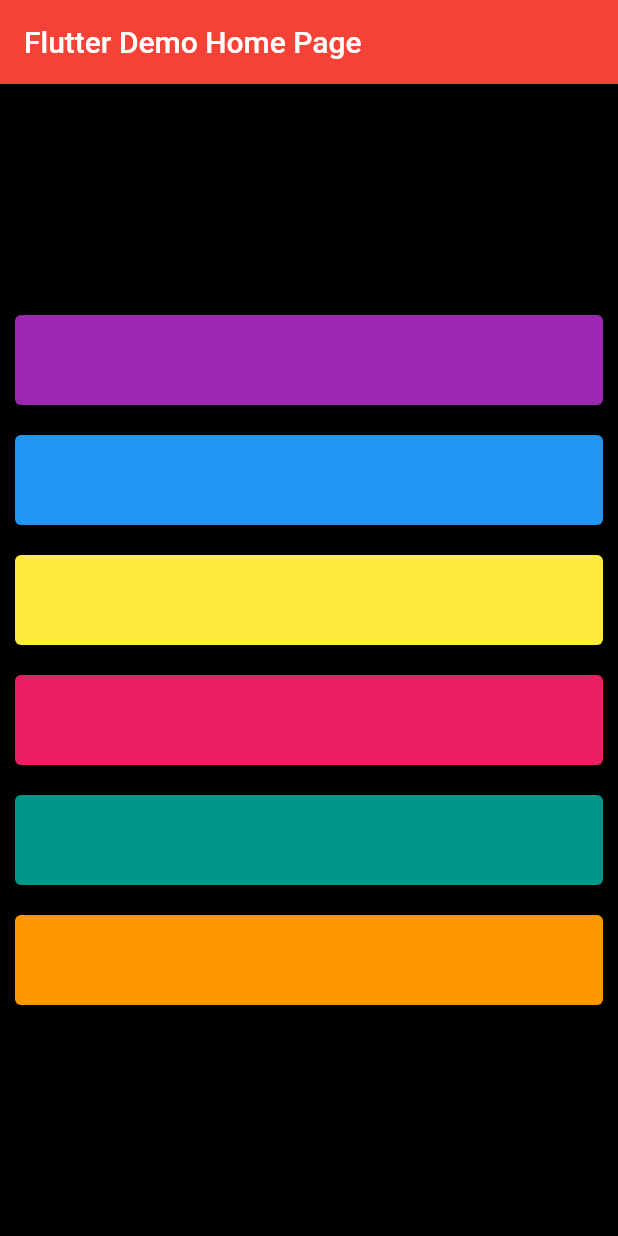
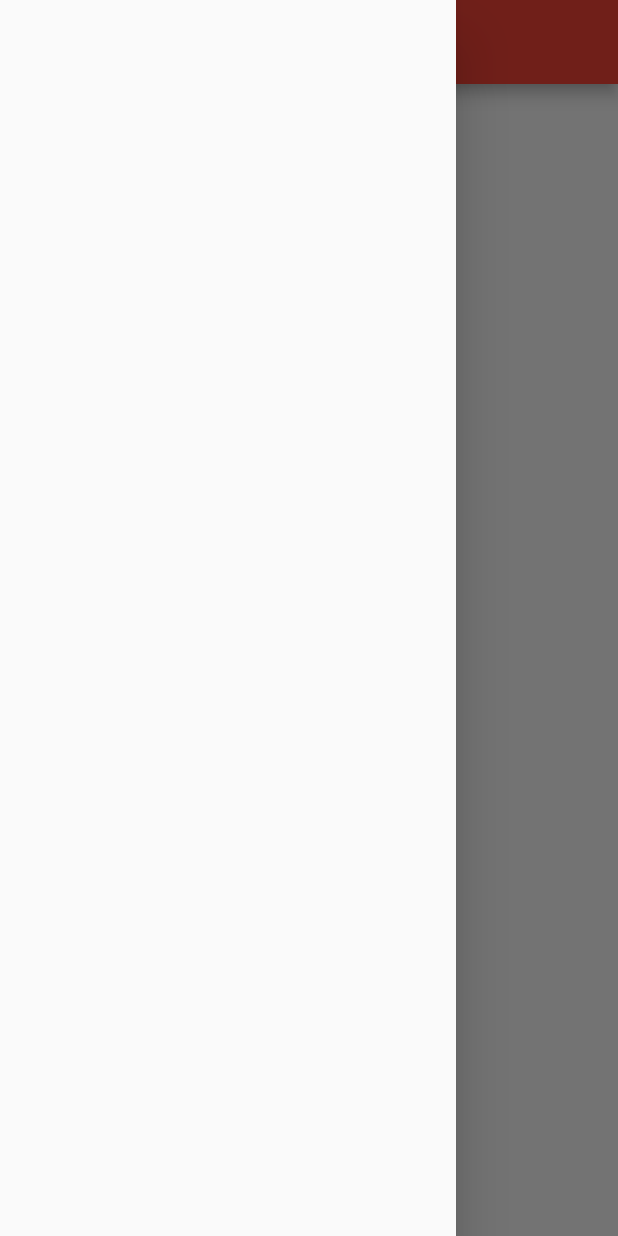
Before and after one commit to aprameya200/learningFlutter, a Flutter app: the screen it shows after launch, with the side drawer open (before the commit the screen has no drawer), on a phone screen of 412 x 824 dp. Run offline on Flutter 3.47's test engine with Material 2 defaults, Android fonts, the phone set to English and light mode, and no system bars; our stand-ins replace shared_preferences.

Commit message:
appbar and homepage

```diff
--- /dev/null
+++ b/lib/home_page.dart
@@ -0,0 +1,19 @@
+import 'package:flutter/material.dart';
+
+class HomePage extends StatelessWidget {
+  @override
+  Widget build(BuildContext context) {
+    return Scaffold(
+        //has head , body and footer
+        appBar: AppBar(
+          title: Text("Catologue App"),
+          backgroundColor: Colors.red,
+        ),
+        body: Center(
+            //main body of app
+            child: Container(
+          child: Text("Welcome to flutter"),
+        )),
+        drawer: Drawer()); //hamburger menu icon and feature
+  }
+}
--- a/lib/main.dart
+++ b/lib/main.dart
@@ -1,4 +1,5 @@
 import 'package:flutter/material.dart';
+import 'package:learningdart/home_page.dart';
 import 'package:shared_preferences/shared_preferences.dart';
 
 void main() {
@@ -13,87 +14,12 @@ class MyApp extends StatelessWidget {
   // This widget is the root of your application.
   @override
   Widget build(BuildContext context) {
+    int days = 30;
+
+    // HomePage h = new HomePage();
+
     return MaterialApp(
-      title: 'Flutter Demo',
-      theme: ThemeData(
-        // This is the theme of your application.
-        //
-        // Try running your application with "flutter run". You'll see the
-        // application has a blue toolbar. Then, without quitting the app, try
-        // changing the primarySwatch below to Colors.green and then invoke
-        // "hot reload" (press "r" in the console where you ran "flutter run",
-        // or simply save your changes to "hot reload" in a Flutter IDE).
-        // Notice that the counter didn't reset back to zero; the application
-        // is not restarted.
-        primarySwatch: Colors.red,
-        scaffoldBackgroundColor: Colors.white,
-      ),
-      home: const MyHomePage(title: 'Flutter Demo Home Page'),
+      home: HomePage(),
     );
   }
 }
-
-class MyHomePage extends StatefulWidget {
-  const MyHomePage({Key? key, required this.title}) : super(key: key);
-
-  // This widget is the home page of your application. It is stateful, meaning
-  // that it has a State object (defined below) that contains fields that affect
-  // how it looks.
-
-  // This class is the configuration for the state. It holds the values (in this
-  // case the title) provided by the parent (in this case the App widget) and
-  // used by the build method of the State. Fields in a Widget subclass are
-  // always marked "final".
-
-  final String title;
-
-  @override
-  State<MyHomePage> createState() => _MyHomePageState();
-}
-
-class _MyHomePageState extends State<MyHomePage> {
-  final Map<String, Color> colors = {
-    'purple': Colors.purple,
-    'blue': Colors.blue,
-    'yellow': Colors.yellow,
-    'pink': Colors.pink,
-    'teal': Colors.teal,
-    'orange': Colors.orange,
-  };
-
-  void _setColor(String colorName, Color color) {
-    setState(() {
-      selectedColor = color;
-      //selectedColor = Colors.red;
-    });
-  }
-
-  @override
-  Widget build(BuildContext context) {
-    return Scaffold(
-      backgroundColor: selectedColor ?? Colors.black,
-      appBar: AppBar(
-        title: Text(widget.title),
-        //backgroundColor: selectedColor ?? Colors.black,
-      ),
-      body: Column(
-        crossAxisAlignment: CrossAxisAlignment.stretch,
-        mainAxisAlignment: MainAxisAlignment.center,
-        children: [
-          for (var entry in colors.entries)
-            Container(
-              margin: EdgeInsets.all(10),
-              child: ElevatedButton(
-                style: ElevatedButton.styleFrom(
-                  primary: entry.value,
-                  minimumSize: Size(300, 60),
-                ),
-                child: Text(''),
-                onPressed: () => _setColor(entry.key, entry.value),
-              ),
-            )
-        ],
-      ),
-    );
-  }
-}
```
